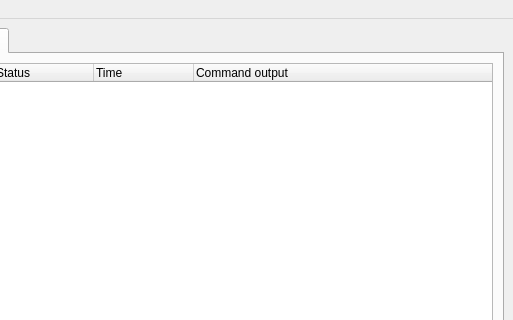
Above: moht/ui/qtgui.ui from emcek/modhelpertool before the change; both pictures show x 127 to 640 and y 0 to 320 of the 640 by 405 pixel window. Below: the same form after it.
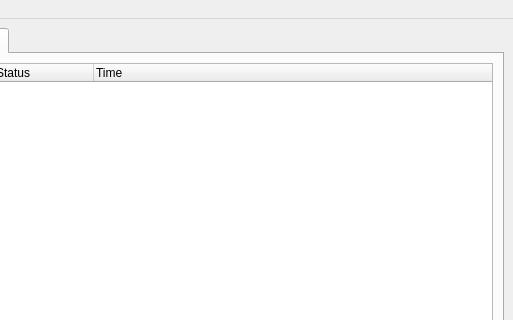
That is the form after the change. The open tabs and pages were chosen to show the change. Icons and pictures are not drawn.

Commit message: remove column in report

The edit to the form file:
```diff
--- a/moht/ui/qtgui.ui
+++ b/moht/ui/qtgui.ui
@@ -207,11 +207,6 @@
             <string>Time</string>
            </property>
           </column>
-          <column>
-           <property name="text">
-            <string>Command output</string>
-           </property>
-          </column>
          </widget>
         </item>
        </layout>
```
